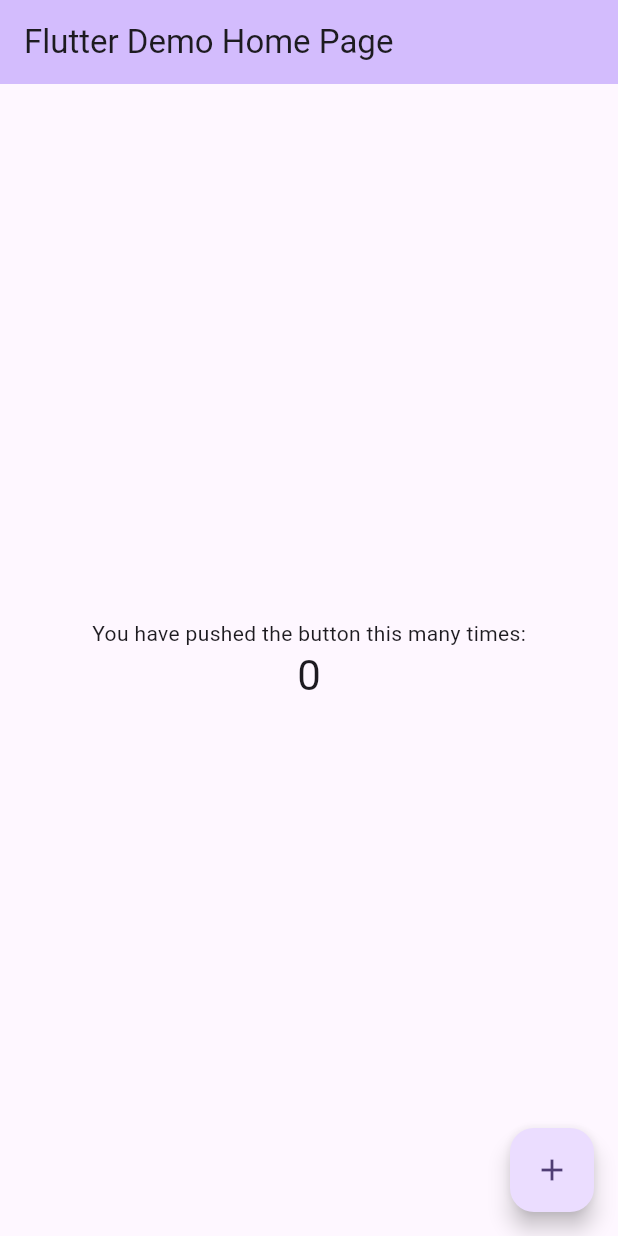
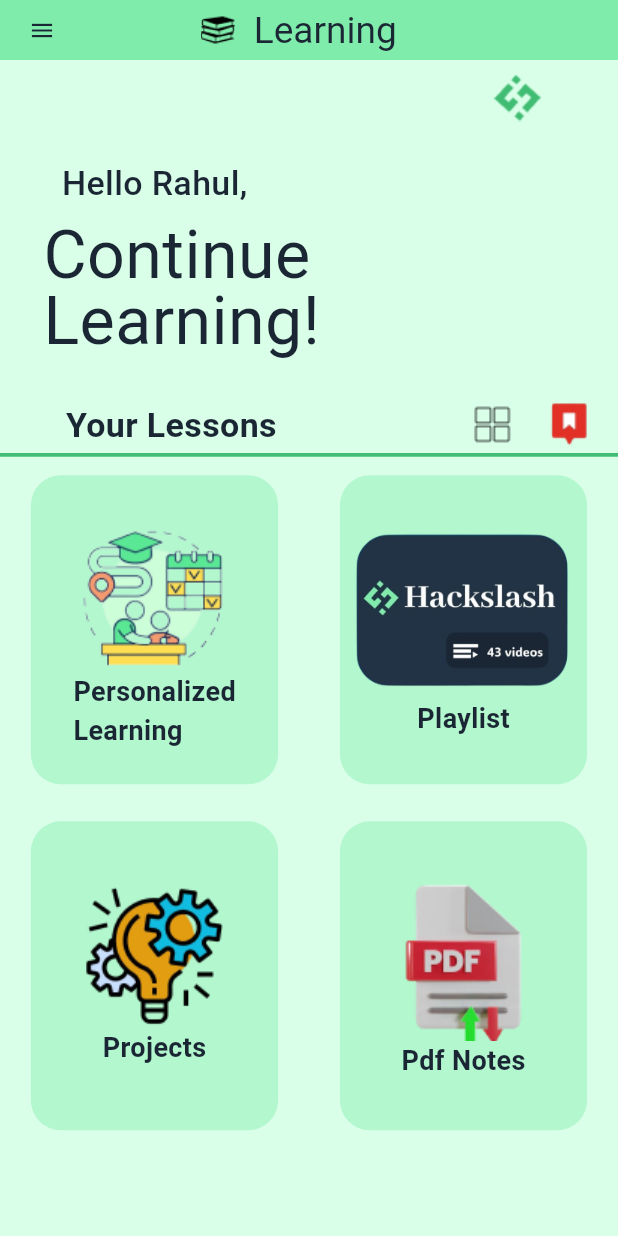
Before and after one commit to HackSlashNITP/communityapp, a Flutter app: the screen it shows after launch, on a phone screen of 412 x 824 dp. Run offline on Flutter 3.47's test engine with Material 3 defaults, Android fonts, the phone set to English and light mode, and no system bars; our stand-ins replace firebase_core, google_fonts; accounts and stored records are empty; Roboto replaces fonts that are missing (Katibeh, Ubuntu).

Commit message:
This will add Learning Page

```diff
--- a/lib/main.dart
+++ b/lib/main.dart
@@ -1,4 +1,6 @@
-import 'package:communityapp/firebase_options.dart';
+import '../firebase_options.dart';
+import '../utils/theme.dart';
+import '../views/learning/learning_view.dart';
 import 'package:firebase_core/firebase_core.dart';
 import 'package:flutter/material.dart';
 
@@ -16,114 +18,8 @@ class MyApp extends StatelessWidget {
   Widget build(BuildContext context) {
     return MaterialApp(
       title: 'Flutter Demo',
-      theme: ThemeData(
-        // This is the theme of your application.
-        //
-        // TRY THIS: Try running your application with "flutter run". You'll see
-        // the application has a purple toolbar. Then, without quitting the app,
-        // try changing the seedColor in the colorScheme below to Colors.green
-        // and then invoke "hot reload" (save your changes or press the "hot
-        // reload" button in a Flutter-supported IDE, or press "r" if you used
-        // the command line to start the app).
-        //
-        // Notice that the counter didn't reset back to zero; the application
-        // state is not lost during the reload. To reset the state, use hot
-        // restart instead.
-        //
-        // This works for code too, not just values: Most code changes can be
-        // tested with just a hot reload.
-        colorScheme: ColorScheme.fromSeed(seedColor: Colors.deepPurple),
-        useMaterial3: true,
-      ),
-      home: const MyHomePage(title: 'Flutter Demo Home Page'),
+      theme: AppTheme.themeData,
+      home: const LearningPage(),
     );
   }
 }
-
-class MyHomePage extends StatefulWidget {
-  const MyHomePage({super.key, required this.title});
-
-  // This widget is the home page of your application. It is stateful, meaning
-  // that it has a State object (defined below) that contains fields that affect
-  // how it looks.
-
-  // This class is the configuration for the state. It holds the values (in this
-  // case the title) provided by the parent (in this case the App widget) and
-  // used by the build method of the State. Fields in a Widget subclass are
-  // always marked "final".
-
-  final String title;
-
-  @override
-  State<MyHomePage> createState() => _MyHomePageState();
-}
-
-class _MyHomePageState extends State<MyHomePage> {
-  int _counter = 0;
-
-  void _incrementCounter() {
-    setState(() {
-      // This call to setState tells the Flutter framework that something has
-      // changed in this State, which causes it to rerun the build method below
-      // so that the display can reflect the updated values. If we changed
-      // _counter without calling setState(), then the build method would not be
-      // called again, and so nothing would appear to happen.
-      _counter++;
-    });
-  }
-
-  @override
-  Widget build(BuildContext context) {
-    // This method is rerun every time setState is called, for instance as done
-    // by the _incrementCounter method above.
-    //
-    // The Flutter framework has been optimized to make rerunning build methods
-    // fast, so that you can just rebuild anything that needs updating rather
-    // than having to individually change instances of widgets.
-    return Scaffold(
-      appBar: AppBar(
-        // TRY THIS: Try changing the color here to a specific color (to
-        // Colors.amber, perhaps?) and trigger a hot reload to see the AppBar
-        // change color while the other colors stay the same.
-        backgroundColor: Theme.of(context).colorScheme.inversePrimary,
-        // Here we take the value from the MyHomePage object that was created by
-        // the App.build method, and use it to set our appbar title.
-        title: Text(widget.title),
-      ),
-      body: Center(
-        // Center is a layout widget. It takes a single child and positions it
-        // in the middle of the parent.
-        child: Column(
-          // Column is also a layout widget. It takes a list of children and
-          // arranges them vertically. By default, it sizes itself to fit its
-          // children horizontally, and tries to be as tall as its parent.
-          //
-          // Column has various properties to control how it sizes itself and
-          // how it positions its children. Here we use mainAxisAlignment to
-          // center the children vertically; the main axis here is the vertical
-          // axis because Columns are vertical (the cross axis would be
-          // horizontal).
-          //
-          // TRY THIS: Invoke "debug painting" (choose the "Toggle Debug Paint"
-          // action in the IDE, or press "p" in the console), to see the
-          // wireframe for each widget.
-          mainAxisAlignment: MainAxisAlignment.center,
-          children: <Widget>[
-            const Text(
-              'You have pushed the button this many times:',
-            ),
-            Text(
-              '$_counter',
-              style: Theme.of(context).textTheme.headlineMedium,
-            ),
-          ],
-        ),
-      ),
-      floatingActionButton: FloatingActionButton(
-        onPressed: _incrementCounter,
-        tooltip: 'Increment',
-        child: const Icon(Icons.add),
-      ), // This trailing comma makes auto-formatting nicer for build methods.
-    );
-  }
-}
--- a/lib/utils/theme.dart
+++ b/lib/utils/theme.dart
@@ -24,10 +24,11 @@ class AppTheme {
         brightness: Brightness.light,
       ),
 
+
       // AppBar Theme
       appBarTheme: AppBarTheme(
 
-        backgroundColor: Colors.transparent,
+        backgroundColor: ColorPalette.freshMintGreen,
         centerTitle: true,
         elevation: 0,
         titleTextStyle: GoogleFonts.katibeh(
--- a/lib/views/learning/learning_view.dart
+++ b/lib/views/learning/learning_view.dart
@@ -0,0 +1,112 @@
+import '../../res/colors.dart';
+import '../../widgets/learning_card.dart';
+import 'package:flutter/material.dart';
+
+class LearningPage extends StatefulWidget {
+  const LearningPage({super.key});
+
+  @override
+  State<LearningPage> createState() => _LearningPageState();
+}
+
+class _LearningPageState extends State<LearningPage> {
+  @override
+  Widget build(BuildContext context) {
+    double screenWidth = MediaQuery.of(context).size.width;
+    double screenHeight = MediaQuery.of(context).size.height;
+    double textScaleFactor = screenWidth * 0.0025;
+
+    return Scaffold(
+      appBar: AppBar(
+        toolbarHeight: 40,
+        title: Row(
+          children: [
+            SizedBox(width: screenWidth * 0.15),
+            SizedBox(
+              height: 23,
+              width: 23,
+              child: Image.asset('assets/images/Booo.png'),
+            ),
+            SizedBox(width: screenWidth * 0.03),
+            Text('Learning', style: TextStyle(fontSize: 24 * textScaleFactor)),
+          ],
+        ),
+        leading: IconButton(onPressed: () {}, icon: Icon(Icons.menu)),
+      ),
+      body: SingleChildScrollView(
+        child: Column(
+          mainAxisAlignment: MainAxisAlignment.start,
+          crossAxisAlignment: CrossAxisAlignment.start,
+          children: [
+            Padding(
+              padding: EdgeInsets.fromLTRB(screenWidth * 0.8, 10, 10, 5),
+              child: Image.asset('assets/images/imag.png'),
+            ),
+            Padding(
+              padding: EdgeInsets.fromLTRB(screenWidth * 0.1, 20, 0, 0),
+              child: Text(
+                'Hello Rahul,',
+                style: TextStyle(
+                  fontSize: 22 * textScaleFactor,
+                  fontWeight: FontWeight.w500,
+                ),
+              ),
+            ),
+            SizedBox(height: 10),
+            Padding(
+              padding: EdgeInsets.fromLTRB(screenWidth * 0.07, 0, 0, 0),
+              child: Text(
+                'Continue\nLearning!',
+                style: TextStyle(
+                  fontSize: 43 * textScaleFactor,
+                  height: 1,
+                ),
+              ),
+            ),
+            SizedBox(height: 28),
+            Row(
+              mainAxisAlignment: MainAxisAlignment.spaceEvenly,
+              children: [
+                Padding(
+                  padding: EdgeInsets.only(left: screenWidth * 0.08),
+                  child: Text(
+                    'Your Lessons',
+                    style: TextStyle(
+                      fontSize: 22 * textScaleFactor,
+                      fontWeight: FontWeight.w600,
+                    ),
+                  ),
+                ),
+                SizedBox(width: screenWidth * 0.25),
+                InkWell(
+                  child: Image.asset('assets/images/Four.png'),
+                  onTap: () {},
+                ),
+                InkWell(
+                  child: Image.asset('assets/images/red.png'),
+                  onTap: () {},
+                ),
+              ],
+            ),
+            Container(
+              height: 2.5,
+              color: ColorPalette.brightEmeraldGreen,
+            ),
+            Row(
+              children: [
+                LearningCard(imagePath: "assets/images/420.png", cardName: "Personalized\nLearning", onTap: (){}),
+                LearningCard(imagePath: "assets/images/jiji.png", cardName: "Playlist", onTap: (){}),
+              ],
+            ),
+            Row(
+              children: [
+                LearningCard(imagePath: "assets/images/popo.png", cardName: "Projects", onTap: (){}),
+                LearningCard(imagePath: "assets/images/imag00.png", cardName: "Pdf Notes", onTap: (){}),
+              ],
+            ),
+          ],
+        ),
+      ),
+    );
+  }
+}
--- /dev/null
+++ b/lib/widgets/learning_card.dart
@@ -0,0 +1,43 @@
+import '../res/colors.dart';
+import 'package:flutter/material.dart';
+
+class LearningCard extends StatelessWidget {
+  const LearningCard({
+    super.key,
+    required this.imagePath,
+    required this.cardName,
+    required this.onTap});
+
+  final String imagePath;
+  final String cardName;
+  final VoidCallback onTap;
+
+  @override
+  Widget build(BuildContext context) {
+    double screenWidth = MediaQuery.of(context).size.width;
+
+    return Padding(
+      padding: EdgeInsets.symmetric(horizontal: screenWidth * 0.05 , vertical: screenWidth * 0.03),
+      child: Container(
+        decoration: BoxDecoration(
+            color: ColorPalette.lightAquaGreen,
+            borderRadius: BorderRadius.circular(20)),
+        height: screenWidth * 0.5,
+        width: screenWidth * 0.4,
+        child: SizedBox(
+          child: Column(
+            mainAxisAlignment: MainAxisAlignment.center,
+            children: [
+              Image.asset(imagePath),
+              Text(
+                cardName,
+                style:
+                    const TextStyle(fontSize: 18, fontWeight: FontWeight.w600),
+              )
+            ],
+          ),
+        ),
+      ),
+    );
+  }
+}
--- a/pubspec.yaml
+++ b/pubspec.yaml
@@ -62,7 +62,8 @@ flutter:
   uses-material-design: true
 
   # To add assets to your application, add an assets section, like this:
-  # assets:
+  assets:
+    - assets/images/
   #   - images/a_dot_burr.jpeg
   #   - images/a_dot_ham.jpeg
 
```
Also changed, not shown: assets/images/420.png (added), assets/images/425.png (added), assets/images/Booo.png (added), assets/images/Community.png (added), assets/images/Four.png (added), assets/images/Profil.png (added), assets/images/Screenpo.png (added), assets/images/imag.png (added), assets/images/imag00.png (added), assets/images/jiji.png (added), assets/images/popo.png (added), assets/images/red.png (added), 2 other files.
